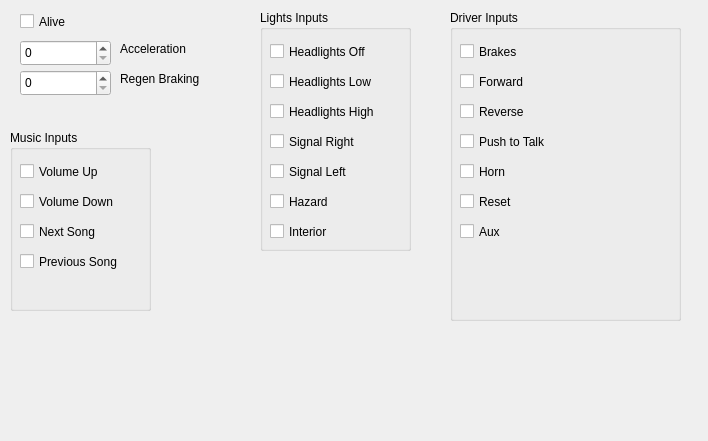
This is src/UILayer/Packet/DriverControlsTab.ui in UCSolarCarTeam/Epsilon-Telemetry-Test-Tool as Qt 5 draws it before an edit. The edited form follows.
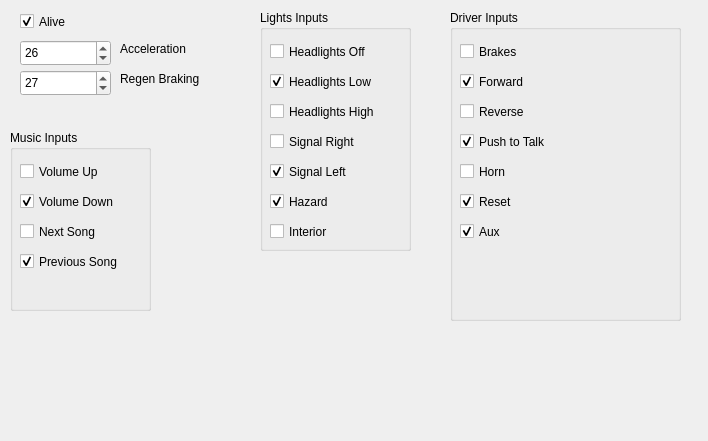
This is the edited form.

The edit to the form file:
```diff
--- a/src/UILayer/Packet/DriverControlsTab.ui
+++ b/src/UILayer/Packet/DriverControlsTab.ui
@@ -25,6 +25,9 @@
    <property name="maximum">
     <number>65535</number>
    </property>
+   <property name="value">
+    <number>27</number>
+   </property>
   </widget>
   <widget class="QGroupBox" name="driverInputsGroup">
    <property name="geometry">
@@ -63,6 +66,9 @@
     <property name="text">
      <string>Forward</string>
     </property>
+    <property name="checked">
+     <bool>true</bool>
+    </property>
    </widget>
    <widget class="QCheckBox" name="reverse">
     <property name="geometry">
@@ -89,6 +95,9 @@
     <property name="text">
      <string>Push to Talk</string>
     </property>
+    <property name="checked">
+     <bool>true</bool>
+    </property>
    </widget>
    <widget class="QCheckBox" name="horn">
     <property name="geometry">
@@ -115,6 +124,9 @@
     <property name="text">
      <string>Reset</string>
     </property>
+    <property name="checked">
+     <bool>true</bool>
+    </property>
    </widget>
    <widget class="QCheckBox" name="aux">
     <property name="geometry">
@@ -128,6 +140,9 @@
     <property name="text">
      <string>Aux</string>
     </property>
+    <property name="checked">
+     <bool>true</bool>
+    </property>
    </widget>
   </widget>
   <widget class="QLabel" name="label_85">
@@ -180,6 +195,9 @@
     <property name="text">
      <string>Headlights Low</string>
     </property>
+    <property name="checked">
+     <bool>true</bool>
+    </property>
    </widget>
    <widget class="QCheckBox" name="headlightsHigh">
     <property name="geometry">
@@ -219,6 +237,9 @@
     <property name="text">
      <string>Hazard</string>
     </property>
+    <property name="checked">
+     <bool>true</bool>
+    </property>
    </widget>
    <widget class="QCheckBox" name="signalLeft">
     <property name="geometry">
@@ -232,6 +253,9 @@
     <property name="text">
      <string>Signal Left</string>
     </property>
+    <property name="checked">
+     <bool>true</bool>
+    </property>
    </widget>
    <widget class="QCheckBox" name="interior">
     <property name="geometry">
@@ -259,6 +283,9 @@
    <property name="maximum">
     <number>65535</number>
    </property>
+   <property name="value">
+    <number>26</number>
+   </property>
   </widget>
   <widget class="QGroupBox" name="musicInputGroup">
    <property name="geometry">
@@ -297,6 +324,9 @@
     <property name="text">
      <string>Volume Down</string>
     </property>
+    <property name="checked">
+     <bool>true</bool>
+    </property>
    </widget>
    <widget class="QCheckBox" name="nextSong">
     <property name="geometry">
@@ -323,6 +353,9 @@
     <property name="text">
      <string>Previous Song</string>
     </property>
+    <property name="checked">
+     <bool>true</bool>
+    </property>
    </widget>
   </widget>
   <widget class="QCheckBox" name="driverControlsAlive">
@@ -337,6 +370,9 @@
    <property name="text">
     <string>Alive</string>
    </property>
+   <property name="checked">
+    <bool>true</bool>
+   </property>
   </widget>
   <widget class="QLabel" name="label_84">
    <property name="geometry">
```
